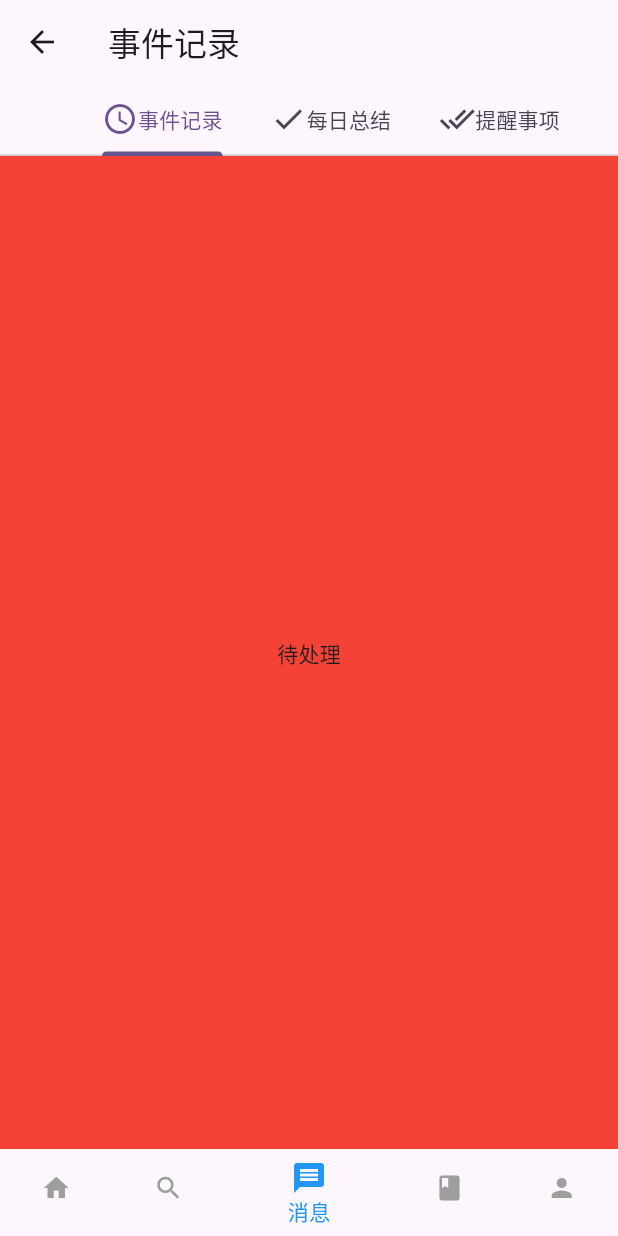
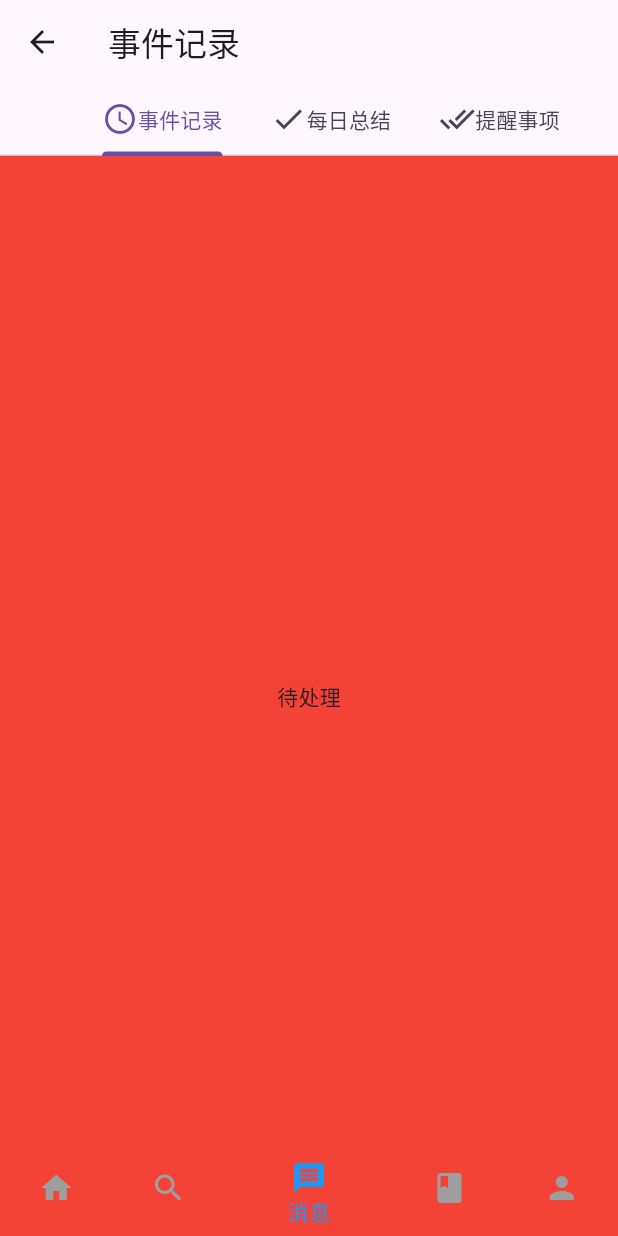
Before and after one commit to Jarvis636431/Emotion, a Flutter app: the screen it shows after launch, swiped to page 3, on a phone screen of 412 x 824 dp. Run offline on Flutter 3.47's test engine with Material 3 defaults, Android fonts, the phone set to English and light mode, and no system bars; our stand-ins replace audioplayers, flutter_screenutil.

Commit message:
[fea]修改了一下页面，考虑沉浸式体验

```diff
--- a/lib/home_page.dart
+++ b/lib/home_page.dart
@@ -1,7 +1,7 @@
 import 'package:flutter/material.dart';
 
 import 'package:emotion/screens/start_page.dart';
-import 'package:emotion/screens/mood_pages/today_mood_page.dart';
+import 'package:emotion/screens/count_and_advise_page.dart';
 import 'package:emotion/screens/pending_pages/root_pending_page.dart';
 import 'package:emotion/screens/funtions_pages/functions_page.dart';
 import 'package:emotion/screens/user_pages/user_page.dart';
@@ -26,7 +26,7 @@ class HomePageState extends State<HomePage> {
 
   final pages = [
     const StartPage(),
-    const TodayMoodPage(),
+    const CountAndAdvisePage(),
     PendingPage(),
     FunctionsPage(),
     const UserPage(),
@@ -35,6 +35,8 @@ class HomePageState extends State<HomePage> {
   @override
   Widget build(BuildContext context) {
     return Scaffold(
+      //设置这一项才可以让底部导航栏完全透明
+        extendBody: true,
         body: PageView(
           onPageChanged: (index) {
             setState(() {
@@ -76,7 +78,6 @@ class HomePageState extends State<HomePage> {
           currentIndex: currentIndex,
           selectedItemColor: Colors.blue,
           unselectedItemColor: Colors.grey,
-          unselectedIconTheme: const IconThemeData(size: 20),
           onTap: (index) {
             setState(() {
               currentIndex = index;
--- a/lib/main.dart
+++ b/lib/main.dart
@@ -1,10 +1,18 @@
+import 'dart:io';
+
 import 'package:flutter/material.dart';
+import 'package:flutter/services.dart';
+
 import 'package:emotion/home_page.dart';
 import 'package:flutter_screenutil/flutter_screenutil.dart';
 
 void main() {
+
   runApp(const MyApp());
+
 }
+
+///实现底部沉浸式
 
 class MyApp extends StatelessWidget {
   const MyApp({super.key});
@@ -14,14 +22,10 @@ class MyApp extends StatelessWidget {
   Widget build(BuildContext context) {
     return ScreenUtilInit(
       //screen util要进行初始化，获取设计图尺寸
-      designSize: const Size(393, 852),
+      designSize: Size(393, 852),
       child: MaterialApp(
         title: 'Flutter Demo',
-        theme: ThemeData(
-          colorScheme: ColorScheme.fromSeed(seedColor: Colors.deepPurple),
-          useMaterial3: true,
-        ),
-        home:const HomePage(),
+        home: HomePage(),
       ),
     );
   }
```
Also changed, not shown: lib/screens/count_and_advise_page.dart (added, +21 -0 lines), 3 other files.
